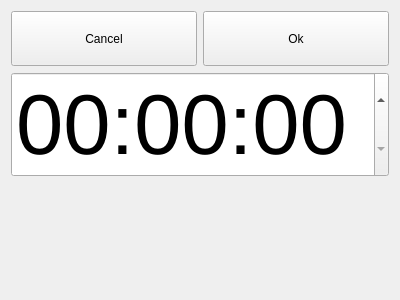
ic005k/Knot-Legacy, file dlgsettime.ui: the form before one commit.
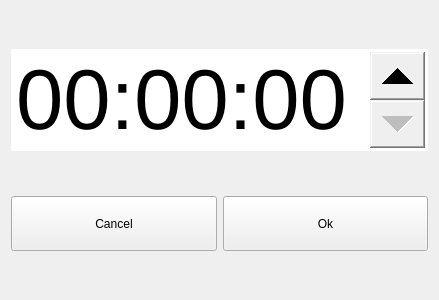
The form after the commit.

```diff
--- a/dlgsettime.ui
+++ b/dlgsettime.ui
@@ -14,7 +14,7 @@
    <string>Dialog</string>
   </property>
   <layout class="QGridLayout" name="gridLayout">
-   <item row="0" column="0">
+   <item row="3" column="0">
     <layout class="QHBoxLayout" name="horizontalLayout">
      <item>
       <widget class="QToolButton" name="btnBack">
@@ -56,6 +56,19 @@
      </item>
     </layout>
    </item>
+   <item row="2" column="0">
+    <spacer name="verticalSpacer_2">
+     <property name="orientation">
+      <enum>Qt::Vertical</enum>
+     </property>
+     <property name="sizeHint" stdset="0">
+      <size>
+       <width>20</width>
+       <height>40</height>
+      </size>
+     </property>
+    </spacer>
+   </item>
    <item row="1" column="0">
     <widget class="QTimeEdit" name="timeEdit">
      <property name="minimumSize">
@@ -69,6 +82,14 @@
        <pointsize>64</pointsize>
       </font>
      </property>
+     <property name="styleSheet">
+      <string notr="true">QTimeEdit::up-button{
+width:55px;
+}
+QTimeEdit::down-button{
+width:55px;
+}</string>
+     </property>
      <property name="buttonSymbols">
       <enum>QAbstractSpinBox::UpDownArrows</enum>
      </property>
@@ -80,7 +101,7 @@
      </property>
     </widget>
    </item>
-   <item row="2" column="0">
+   <item row="4" column="0">
     <spacer name="verticalSpacer">
      <property name="orientation">
       <enum>Qt::Vertical</enum>
@@ -93,6 +114,19 @@
      </property>
     </spacer>
    </item>
+   <item row="0" column="0">
+    <spacer name="verticalSpacer_3">
+     <property name="orientation">
+      <enum>Qt::Vertical</enum>
+     </property>
+     <property name="sizeHint" stdset="0">
+      <size>
+       <width>20</width>
+       <height>40</height>
+      </size>
+     </property>
+    </spacer>
+   </item>
   </layout>
  </widget>
  <resources/>
```
